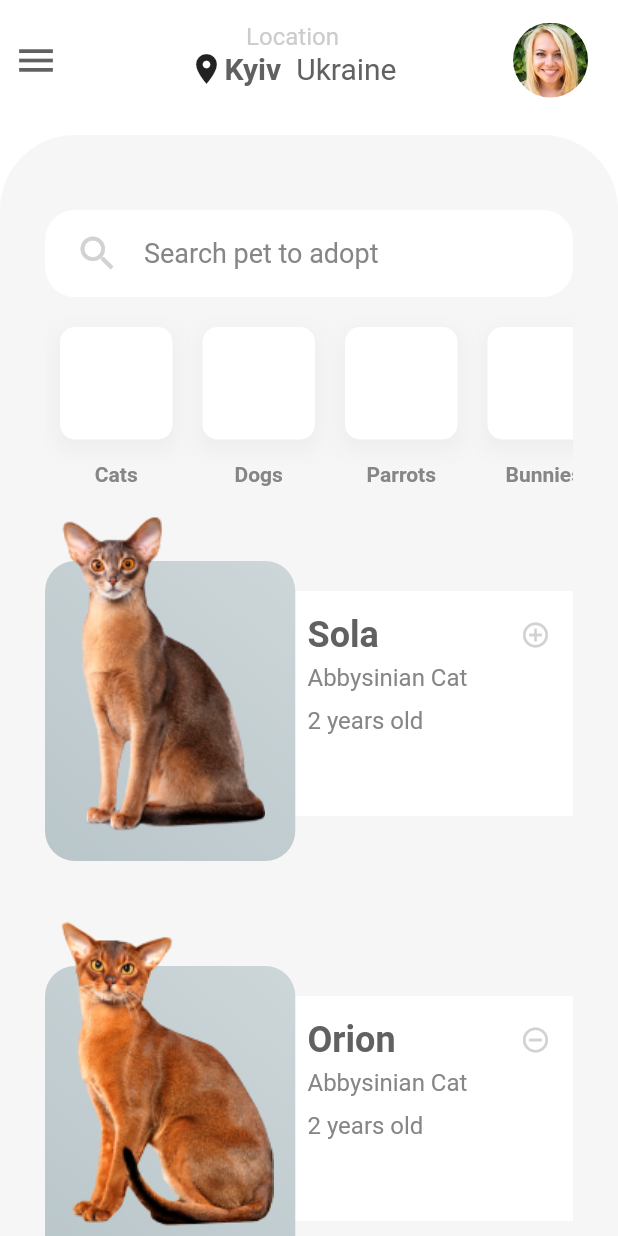
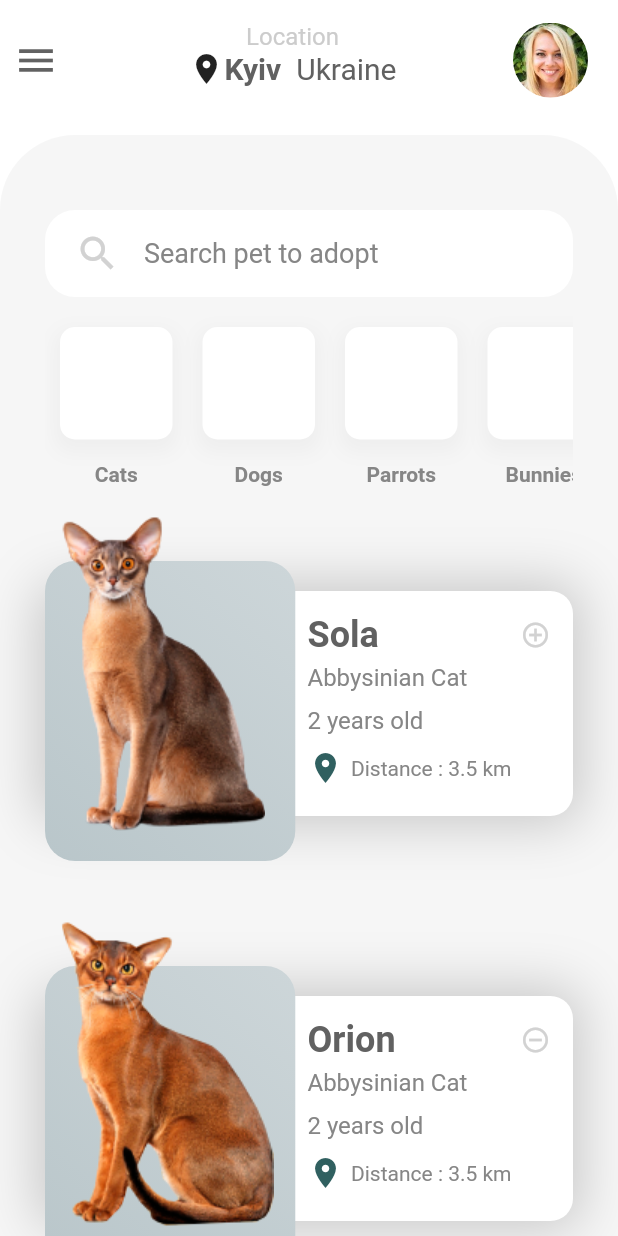
Before and after one commit to codingbbq/pets_adoption_app, a Flutter app: the screen it shows after launch, on a phone screen of 412 x 824 dp. Run offline on Flutter 3.47's test engine with Material 2 defaults, Android fonts, the phone set to English and light mode, and no system bars.

Commit message:
Changes to the text and other theme styling

```diff
--- a/lib/components/home_page/list_data.dart
+++ b/lib/components/home_page/list_data.dart
@@ -44,7 +44,18 @@ class CatCard extends StatelessWidget {
             margin: const EdgeInsets.only(top: 50.0),
             width: MediaQuery.of(context).size.width * 0.90,
             height: 150,
-            color: Colors.white,
+            decoration: BoxDecoration(
+              color: Colors.white,
+              borderRadius: BorderRadius.circular(15.0),
+              boxShadow: <BoxShadow>[
+                BoxShadow(
+                  color: Color(0xFFC7C7C7),
+                  spreadRadius: 5.0,
+                  blurRadius: 30.0,
+                  offset: Offset(0, 0)
+                )
+              ]
+            ),
             child: Container(
               margin: const EdgeInsets.only(left: 160),
               padding: const EdgeInsets.all(15.0),
@@ -89,7 +100,21 @@ class CatCard extends StatelessWidget {
                   SizedBox(height: 10.0,),
 
                   Row(
-
+                    mainAxisAlignment: MainAxisAlignment.start,
+                    children: <Widget>[
+                      Icon(
+                        Icons.location_on,
+                        color: themeColor,
+                      ),
+                      SizedBox(width: 5.0,),
+                      Text(
+                        "Distance : " + cat.distance.toString() + " km",
+                        style: TextStyle(
+                          color: secondaryTextColor,
+                          fontSize: 14.0
+                        ),
+                      )
+                    ],
                   )
 
                 ],
--- a/lib/utils/colors.dart
+++ b/lib/utils/colors.dart
@@ -8,3 +8,5 @@ const Color textColor = Color(0xFF616161); // Primary text color
 const Color secondaryTextColor = Color(0xFF868686); // Secondary text color
 
 const Color iconColor = Color(0xFFd2d2d2);
+
+const Color themeColor = Color(0xFF306060);
```
